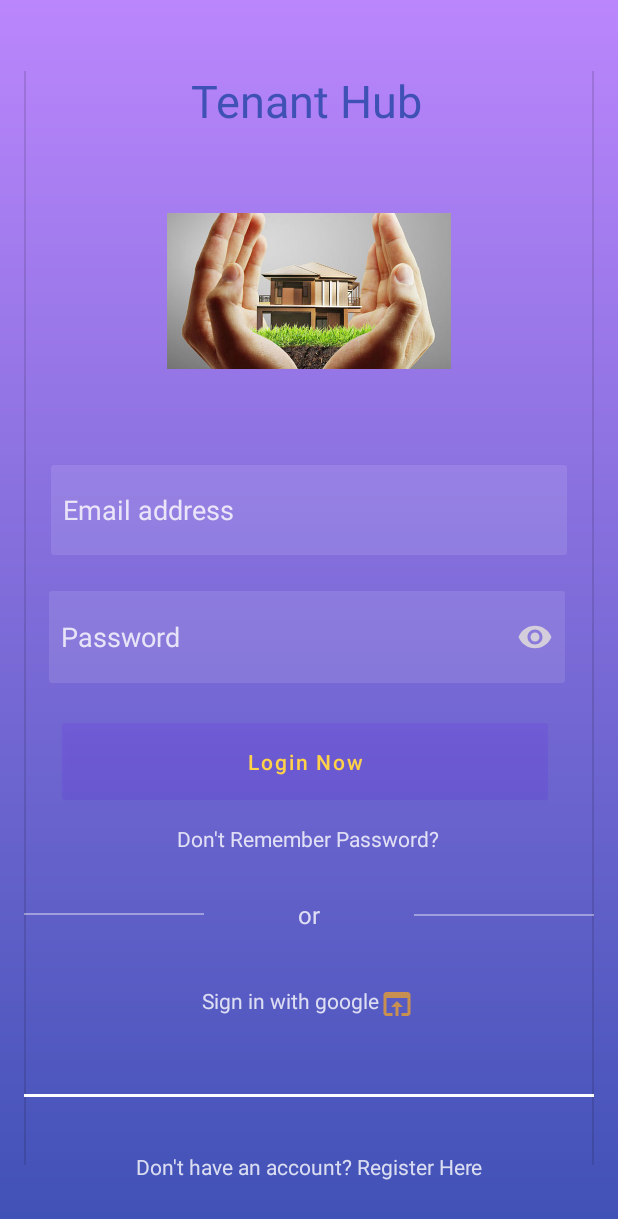
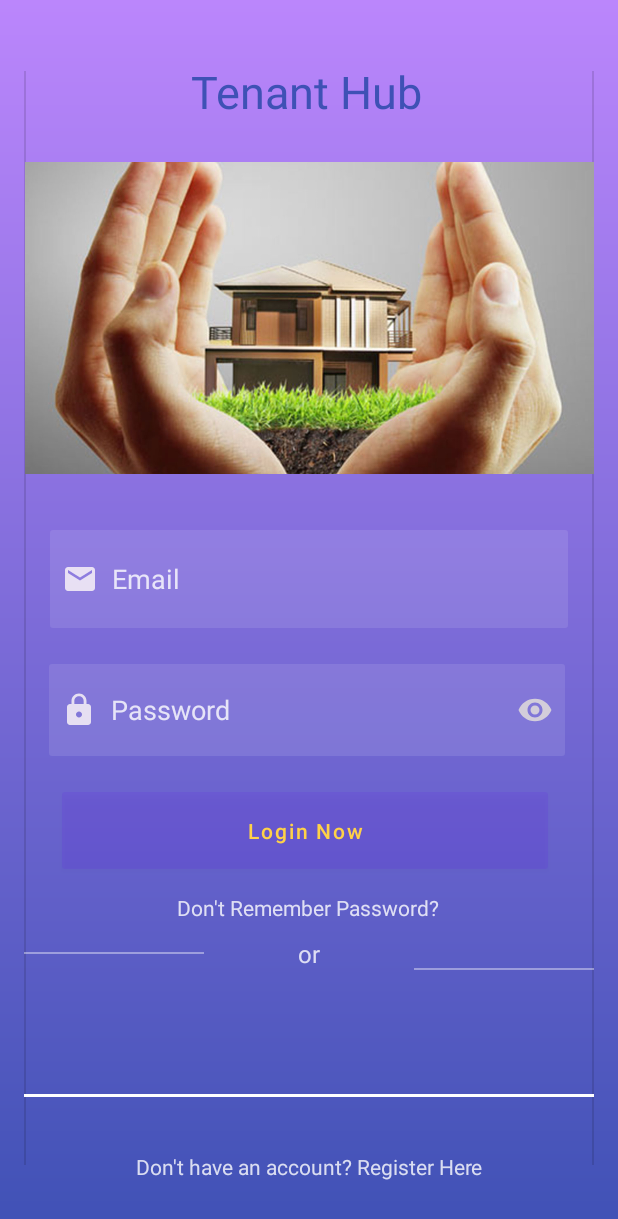
Before and after one commit to sachinshekhawat/Tenant-Finder, an Android app: the screen it shows after launch (MainActivity), on a phone screen of 412 x 824 dp. Shown: the top 1219 px of the screen. Run offline under Robolectric (Android 15) with nearby library versions, the phone set to English and light mode, and no system bars; our stand-ins replace AdMob.

Commit message:
login and firebase authentication

```diff
--- /dev/null
+++ b/app/src/main/res/drawable-anydpi/ic_email.xml
@@ -0,0 +1,11 @@
+<vector xmlns:android="http://schemas.android.com/apk/res/android"
+    android:width="24dp"
+    android:height="24dp"
+    android:viewportWidth="24"
+    android:viewportHeight="24"
+    android:tint="#FFF9F9"
+    android:alpha="0.8">
+  <path
+      android:fillColor="@android:color/white"
+      android:pathData="M20,4L4,4c-1.1,0 -1.99,0.9 -1.99,2L2,18c0,1.1 0.9,2 2,2h16c1.1,0 2,-0.9 2,-2L22,6c0,-1.1 -0.9,-2 -2,-2zM20,8l-8,5 -8,-5L4,6l8,5 8,-5v2z"/>
+</vector>
--- /dev/null
+++ b/app/src/main/res/drawable-anydpi/ic_password.xml
@@ -0,0 +1,11 @@
+<vector xmlns:android="http://schemas.android.com/apk/res/android"
+    android:width="24dp"
+    android:height="24dp"
+    android:viewportWidth="24"
+    android:viewportHeight="24"
+    android:tint="#FFF9F9"
+    android:alpha="0.8">
+  <path
+      android:fillColor="@android:color/white"
+      android:pathData="M18,8h-1L17,6c0,-2.76 -2.24,-5 -5,-5S7,3.24 7,6v2L6,8c-1.1,0 -2,0.9 -2,2v10c0,1.1 0.9,2 2,2h12c1.1,0 2,-0.9 2,-2L20,10c0,-1.1 -0.9,-2 -2,-2zM12,17c-1.1,0 -2,-0.9 -2,-2s0.9,-2 2,-2 2,0.9 2,2 -0.9,2 -2,2zM15.1,8L8.9,8L8.9,6c0,-1.71 1.39,-3.1 3.1,-3.1 1.71,0 3.1,1.39 3.1,3.1v2z"/>
+</vector>
--- a/app/src/main/res/layout/activity_main.xml
+++ b/app/src/main/res/layout/activity_main.xml
@@ -32,26 +32,27 @@
 
     <ImageView
         android:id="@+id/imageView"
-        android:layout_width="189dp"
-        android:layout_height="168dp"
+        android:layout_width="379dp"
+        android:layout_height="221dp"
+        android:contentDescription="@string/todo"
         android:src="@drawable/property"
         app:layout_constraintBottom_toBottomOf="parent"
         app:layout_constraintEnd_toEndOf="parent"
         app:layout_constraintStart_toStartOf="parent"
         app:layout_constraintTop_toTopOf="parent"
         app:layout_constraintVertical_bias="0.168"
-        android:contentDescription="@string/todo"
         tools:ignore="ContentDescription" />
 
     <EditText
         android:id="@+id/username_login"
-        android:layout_width="344dp"
-        android:layout_height="60dp"
+        android:layout_width="345dp"
+        android:layout_height="65dp"
         android:layout_marginTop="24dp"
         android:layout_marginBottom="24dp"
         android:autofillHints=""
         android:background="@drawable/et_bg"
-        android:hint="@string/email_address"
+        android:drawableLeft="@drawable/ic_email"
+        android:hint="  Email"
         android:inputType="textEmailAddress"
         android:padding="8dp"
         android:textColorHint="@color/login_forms_details"
@@ -71,7 +72,8 @@
         android:autofillHints=""
         android:background="@drawable/et_bg"
         android:drawableEnd="@drawable/ic_eye"
-        android:hint="@string/password"
+        android:drawableStart="@drawable/ic_password"
+        android:hint="  Password"
         android:inputType="textPassword"
         android:padding="8dp"
         android:textColorHint="@color/login_forms_details"
@@ -137,19 +139,6 @@
         app:layout_constraintTop_toBottomOf="@id/footer_line" />
 
     <TextView
-        android:id="@+id/sign_in_google"
-        android:layout_width="wrap_content"
-        android:layout_height="wrap_content"
-        android:layout_marginBottom="40dp"
-        android:padding="8dp"
-        android:text="@string/sign_in_with_google"
-        android:textColor="@color/login_forms_details"
-        app:layout_constraintBottom_toTopOf="@id/footer_line"
-        app:layout_constraintEnd_toStartOf="@id/divider2"
-        app:layout_constraintStart_toStartOf="@id/divider"
-        app:drawableEndCompat="@drawable/ic_save" />
-
-    <TextView
         android:id="@+id/header_title"
         android:layout_width="156dp"
         android:layout_height="41dp"
@@ -167,12 +156,12 @@
         android:id="@+id/line1"
         android:layout_width="120dp"
         android:layout_height="1dp"
+        android:layout_marginTop="20dp"
         android:background="@color/login_forms_details_medium"
+        app:layout_constraintEnd_toStartOf="@+id/or"
+        app:layout_constraintHorizontal_chainStyle="spread_inside"
         app:layout_constraintStart_toStartOf="@id/divider"
-        app:layout_constraintTop_toBottomOf="@id/forgot_password"
-        app:layout_constraintBottom_toTopOf="@id/sign_in_google"
-        app:layout_constraintHorizontal_chainStyle="spread_inside"
-        app:layout_constraintEnd_toStartOf="@+id/or"/>
+        app:layout_constraintTop_toBottomOf="@id/forgot_password" />
 
     <TextView
         android:id="@+id/or"
@@ -194,9 +183,8 @@
         app:layout_constraintBottom_toBottomOf="@id/or"
         app:layout_constraintEnd_toEndOf="@id/divider2"
         app:layout_constraintStart_toEndOf="@id/or"
-        app:layout_constraintTop_toTopOf="@id/or" />
-
-
+        app:layout_constraintTop_toTopOf="@id/or"
+        app:layout_constraintVertical_bias="1.0" />
 
 
 </androidx.constraintlayout.widget.ConstraintLayout>
```
Also changed, not shown: app/src/main/AndroidManifest.xml (+12 -4 lines), app/src/main/java/com/example/tenantfinder/MainActivity.java (+11 -5 lines), app/src/main/res/layout/activity_register.xml (+11 -8 lines), app/src/main/res/drawable-hdpi/ic_email.png (added), app/src/main/res/drawable-hdpi/ic_password.png (added), app/src/main/res/drawable-mdpi/ic_email.png (added), app/src/main/res/drawable-mdpi/ic_password.png (added), app/src/main/res/drawable-xhdpi/ic_email.png (added), app/src/main/res/drawable-xhdpi/ic_password.png (added), app/src/main/res/drawable-xxhdpi/ic_email.png (added), app/src/main/res/drawable-xxhdpi/ic_password.png (added).
